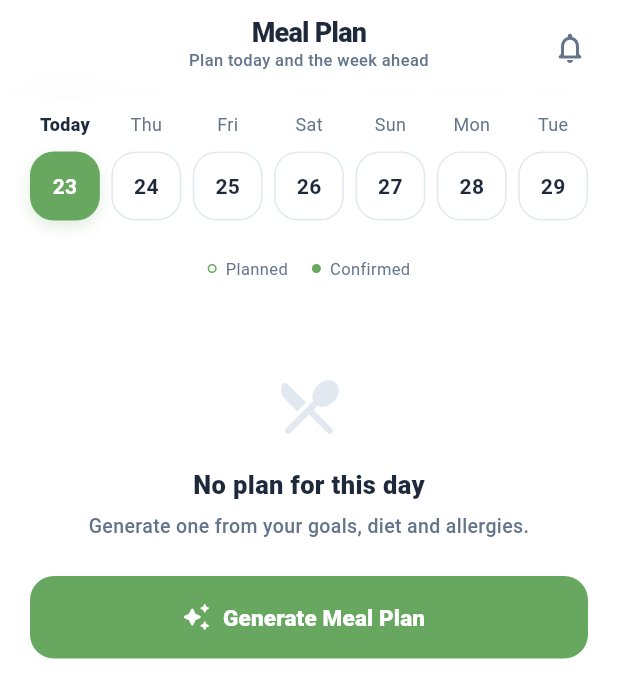
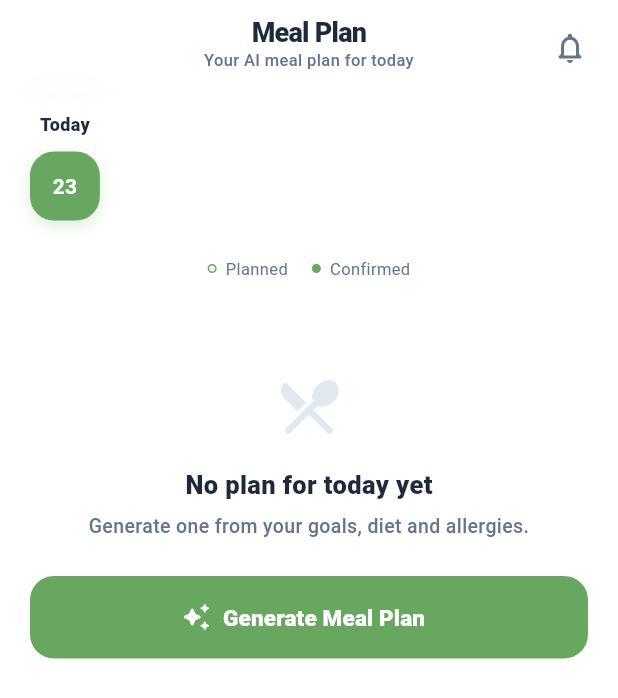
Before and after one commit to dunkinnn/smartplate, a Flutter app: the MealPlanScreen screen opened directly with empty values, after a tap on "Today", on a phone screen of 412 x 824 dp. Shown: the top 698 px of the screen. Run offline on Flutter 3.47's test engine with Material 3 defaults, Android fonts, the phone set to English and light mode, and no system bars; our stand-ins replace image_picker, shared_preferences, supabase_flutter; accounts and stored records are empty.

Commit message:
Update: Refactor meal planning and tracking to generate plans only for today, enhance calendar visibility, and improve UI elements

```diff
--- a/lib/features/auth/screens/client/grocery.dart
+++ b/lib/features/auth/screens/client/grocery.dart
@@ -76,7 +76,7 @@ class _GroceryScreenState extends State<GroceryScreen> {
       '${d.month.toString().padLeft(2, '0')}-'
       '${d.day.toString().padLeft(2, '0')}';
 
-  // Builds one shopping list from the plans for today and the next six days.
+  // Builds the shopping list from today's plan.
   Future<void> _loadList() async {
     final supabase = Supabase.instance.client;
     final user = supabase.auth.currentUser;
@@ -106,7 +106,7 @@ class _GroceryScreenState extends State<GroceryScreen> {
           .select('id, plan_date')
           .eq('user_id', user.id)
           .gte('plan_date', _dateKey(today))
-          .lte('plan_date', _dateKey(today.add(const Duration(days: 6))))
+          .lte('plan_date', _dateKey(today))
           .timeout(const Duration(seconds: 10));
 
       final planIds = [for (final p in plans) p['id'] as String];
@@ -394,7 +394,7 @@ class _GroceryScreenState extends State<GroceryScreen> {
           const Expanded(
             child: HeaderTitle(
               title: "Grocery",
-              subtitle: "For your next 7 days of meals",
+              subtitle: "For today's meal plan",
             ),
           ),
           IconButton(
@@ -493,7 +493,7 @@ class _GroceryScreenState extends State<GroceryScreen> {
               ),
               const SizedBox(height: 6),
               const Text(
-                "Plan meals for today or the coming days and their ingredients will appear here.",
+                "Generate today's meal plan and its ingredients will appear here.",
                 textAlign: TextAlign.center,
                 style: TextStyle(
                   fontSize: 13,
--- a/lib/features/auth/screens/client/meal_plan.dart
+++ b/lib/features/auth/screens/client/meal_plan.dart
@@ -1,5 +1,6 @@
 import 'package:flutter/material.dart';
 import 'package:supabase_flutter/supabase_flutter.dart';
+import 'package:smart_plate/features/auth/services/calendar_days.dart';
 import 'package:smart_plate/features/auth/screens/client/notification.dart';
 import 'package:smart_plate/features/auth/widgets/glass_header.dart';
 
@@ -71,8 +72,8 @@ class _MealPlanScreenState extends State<MealPlanScreen> {
           .from('meal_plans')
           .select('plan_date, saved_at')
           .eq('user_id', user.id)
-          .gte('plan_date', _dateKey(today))
-          .lte('plan_date', _dateKey(today.add(const Duration(days: 6))));
+          .gte('plan_date', _dateKey(today.subtract(const Duration(days: 6))))
+          .lte('plan_date', _dateKey(today));
 
       final goals = await supabase
           .from('user_profiles')
@@ -249,7 +250,13 @@ class _MealPlanScreenState extends State<MealPlanScreen> {
                           (type) => _buildMealCard(type, itemsByMeal[type]!),
                         ),
                     const SizedBox(height: 10),
-                    _buildPlanActions(),
+                    if (_isToday)
+                      _buildPlanActions()
+                    else
+                      const Text(
+                        "Past plan, view only.",
+                        style: TextStyle(fontSize: 12, color: textSecondary),
+                      ),
                   ],
 
                   const SizedBox(height: 40),
@@ -271,7 +278,7 @@ class _MealPlanScreenState extends State<MealPlanScreen> {
           const Expanded(
             child: HeaderTitle(
               title: "Meal Plan",
-              subtitle: "Plan today and the week ahead",
+              subtitle: "Your AI meal plan for today",
             ),
           ),
           IconButton(
@@ -296,22 +303,24 @@ class _MealPlanScreenState extends State<MealPlanScreen> {
     );
   }
 
-  // Today and the next six days.
+  // The past six days and today; only today can be generated.
   Widget _buildHorizontalCalendar() {
     const dayNames = ['Mon', 'Tue', 'Wed', 'Thu', 'Fri', 'Sat', 'Sun'];
     final today = DateTime.now();
-    final days = List.generate(
-      7,
-      (i) => DateTime(today.year, today.month, today.day + i),
-    );
+    final days = visibleDays();
 
+    // A full week spreads out; fewer days since signup sit to the left.
     return Row(
-      mainAxisAlignment: MainAxisAlignment.spaceBetween,
+      mainAxisAlignment: days.length == 7
+          ? MainAxisAlignment.spaceBetween
+          : MainAxisAlignment.start,
       children: days.map((date) {
         final isSelected = _dateKey(date) == _dateKey(selectedDate);
         final isToday = _dateKey(date) == _dateKey(today);
 
-        return GestureDetector(
+        return Padding(
+          padding: EdgeInsets.only(right: days.length == 7 ? 0 : 12),
+          child: GestureDetector(
           onTap: () {
             setState(() => selectedDate = date);
             _loadPlan();
@@ -377,6 +386,7 @@ class _MealPlanScreenState extends State<MealPlanScreen> {
               ),
             ],
           ),
+        ),
         );
       }).toList(),
     );
@@ -439,8 +449,8 @@ class _MealPlanScreenState extends State<MealPlanScreen> {
         const SizedBox(height: 30),
         const Icon(Icons.restaurant_menu_rounded, size: 48, color: borderColor),
         const SizedBox(height: 16),
-        const Text(
-          "No plan for this day",
+        Text(
+          _isToday ? "No plan for today yet" : "No plan was made for this day",
           style: TextStyle(
             fontSize: 17,
             fontWeight: FontWeight.w900,
@@ -448,8 +458,10 @@ class _MealPlanScreenState extends State<MealPlanScreen> {
           ),
         ),
         const SizedBox(height: 6),
-        const Text(
-          "Generate one from your goals, diet and allergies.",
+        Text(
+          _isToday
+              ? "Generate one from your goals, diet and allergies."
+              : "Meal plans can only be generated for the current day.",
           textAlign: TextAlign.center,
           style: TextStyle(
             fontSize: 13,
@@ -457,6 +469,7 @@ class _MealPlanScreenState extends State<MealPlanScreen> {
             fontWeight: FontWeight.w500,
           ),
         ),
+        if (_isToday) ...[
           const SizedBox(height: 24),
           SizedBox(
             width: double.infinity,
@@ -493,6 +506,7 @@ class _MealPlanScreenState extends State<MealPlanScreen> {
             ),
           ),
         ],
+      ],
     );
   }
 
@@ -526,9 +540,7 @@ class _MealPlanScreenState extends State<MealPlanScreen> {
             ),
             const SizedBox(height: 4),
             Text(
-              _isToday
-                  ? "Mark meals as eaten in Track."
-                  : "Mark these meals as eaten in Track on that day.",
+              "Mark meals as eaten in Track.",
               style: const TextStyle(color: textSecondary, fontSize: 12),
             ),
           ],
--- a/lib/features/auth/screens/client/track.dart
+++ b/lib/features/auth/screens/client/track.dart
@@ -1,5 +1,6 @@
 import 'package:flutter/material.dart';
 import 'package:supabase_flutter/supabase_flutter.dart';
+import 'package:smart_plate/features/auth/services/calendar_days.dart';
 import 'package:smart_plate/features/auth/models/food_entry.dart';
 import 'package:smart_plate/features/auth/services/meal_log_service.dart';
 import 'package:smart_plate/features/auth/screens/client/log_meal.dart';
@@ -282,22 +283,24 @@ class _TrackScreenState extends State<TrackScreen> {
     );
   }
 
-  // Three days back, today, and three days ahead.
+  // The past six days and today.
   Widget _buildHorizontalCalendar() {
     const dayNames = ['Mon', 'Tue', 'Wed', 'Thu', 'Fri', 'Sat', 'Sun'];
     final today = DateTime.now();
-    final days = List.generate(
-      7,
-      (i) => DateTime(today.year, today.month, today.day - 3 + i),
-    );
+    final days = visibleDays();
 
+    // A full week spreads out; fewer days since signup sit to the left.
     return Row(
-      mainAxisAlignment: MainAxisAlignment.spaceBetween,
+      mainAxisAlignment: days.length == 7
+          ? MainAxisAlignment.spaceBetween
+          : MainAxisAlignment.start,
       children: days.map((date) {
         final isSelected = _dateKey(date) == _dateKey(selectedDate);
         final isToday = _dateKey(date) == _dateKey(today);
 
-        return GestureDetector(
+        return Padding(
+          padding: EdgeInsets.only(right: days.length == 7 ? 0 : 12),
+          child: GestureDetector(
           onTap: () {
             setState(() => selectedDate = date);
             _loadDay();
@@ -346,6 +349,7 @@ class _TrackScreenState extends State<TrackScreen> {
               ),
             ],
           ),
+        ),
         );
       }).toList(),
     );
--- /dev/null
+++ b/lib/features/auth/services/calendar_days.dart
@@ -0,0 +1,21 @@
+import 'package:supabase_flutter/supabase_flutter.dart';
+
+// Days shown in the Meal Plan and Track calendars: up to the past six days and
+// today, never earlier than the day the account was created.
+List<DateTime> visibleDays() {
+  final now = DateTime.now();
+  final today = DateTime(now.year, now.month, now.day);
+
+  final created = DateTime.tryParse(
+    Supabase.instance.client.auth.currentUser?.createdAt ?? '',
+  )?.toLocal();
+  final joined = created == null
+      ? today.subtract(const Duration(days: 6))
+      : DateTime(created.year, created.month, created.day);
+
+  return [
+    for (var i = 6; i >= 0; i--)
+      if (!today.subtract(Duration(days: i)).isBefore(joined))
+        today.subtract(Duration(days: i)),
+  ];
+}
```
Also changed, not shown: 2 other files. Lines whose indentation alone changed are shown as unchanged.
